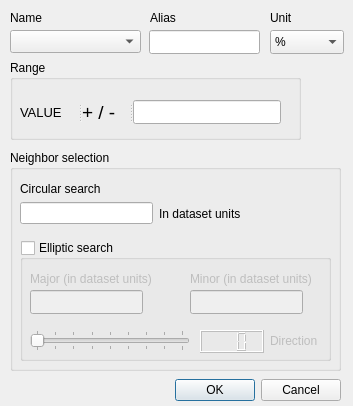
epzt/msta, file ui_msta_variable_definition.ui: the form before one commit.
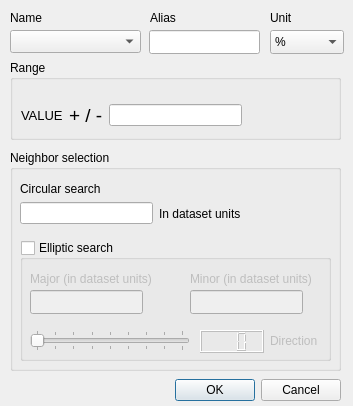
The form after the commit.

```diff
--- a/ui_msta_variable_definition.ui
+++ b/ui_msta_variable_definition.ui
@@ -305,7 +305,7 @@
     <rect>
      <x>10</x>
      <y>60</y>
-     <width>291</width>
+     <width>331</width>
      <height>80</height>
     </rect>
    </property>
@@ -318,18 +318,17 @@
    <property name="title">
     <string>Range</string>
    </property>
-   <widget class="QSplitter" name="splitter_2">
+   <widget class="QWidget" name="">
     <property name="geometry">
      <rect>
-      <x>10</x>
-      <y>40</y>
-      <width>261</width>
-      <height>24</height>
+      <x>11</x>
+      <y>41</y>
+      <width>221</width>
+      <height>29</height>
      </rect>
     </property>
-    <property name="orientation">
-     <enum>Qt::Horizontal</enum>
-    </property>
+    <layout class="QHBoxLayout" name="horizontalLayout_2">
+     <item>
     <widget class="QLabel" name="label_4">
      <property name="font">
       <font>
@@ -340,6 +339,8 @@
       <string>VALUE</string>
      </property>
     </widget>
+     </item>
+     <item>
     <widget class="QLabel" name="label_5">
      <property name="font">
       <font>
@@ -350,7 +351,11 @@
       <string>+ / -</string>
      </property>
     </widget>
+     </item>
+     <item>
     <widget class="QLineEdit" name="pmVariableRangeLineEdit"/>
+     </item>
+    </layout>
    </widget>
   </widget>
   <widget class="QComboBox" name="variableNameComboBox">
```
Left out of the diff: 4 changed lines with no effect on the pictures. Lines whose indentation alone changed are shown as unchanged.
